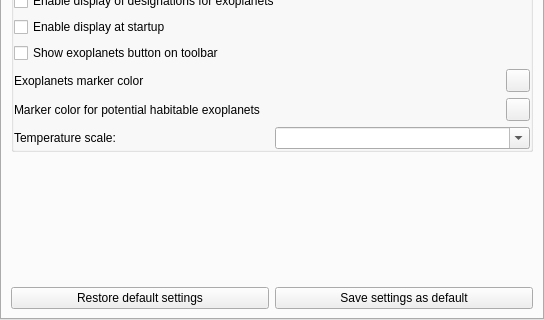
This is plugins/Exoplanets/src/gui/exoplanetsDialog.ui in 519984307/stellarium_src as Qt 5 draws it before an edit; both pictures show x 0 to 544 and y 296 to 616 of the 544 by 616 pixel window. The edited form follows.
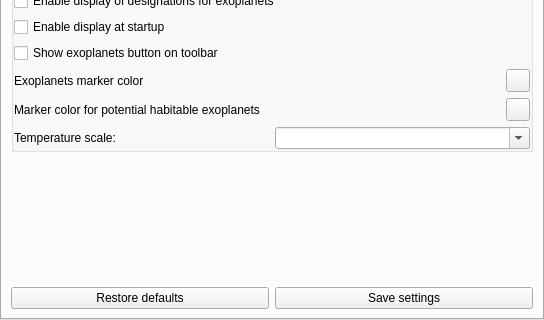
This is the edited form. Custom widgets are drawn as their Qt base class.

The edit to the form file:
```diff
--- a/plugins/Exoplanets/src/gui/exoplanetsDialog.ui
+++ b/plugins/Exoplanets/src/gui/exoplanetsDialog.ui
@@ -403,7 +403,7 @@
             </sizepolicy>
            </property>
            <property name="text">
-            <string>Restore default settings</string>
+            <string>Restore defaults</string>
            </property>
           </widget>
          </item>
@@ -416,7 +416,7 @@
             </sizepolicy>
            </property>
            <property name="text">
-            <string>Save settings as default</string>
+            <string>Save settings</string>
            </property>
           </widget>
          </item>
```
